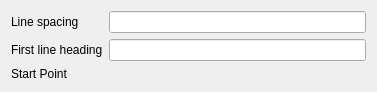
Qt form surveypatterndetails.ui (rolker/camp) before a commit.
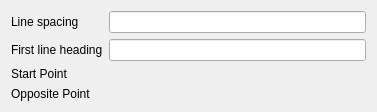
The same form after that commit. Custom widgets are drawn as their Qt base class.

Commit message: Added 84 export from survey pattern.

What changed in the file:
```diff
--- a/surveypatterndetails.ui
+++ b/surveypatterndetails.ui
@@ -7,7 +7,7 @@
     <x>0</x>
     <y>0</y>
     <width>377</width>
-    <height>76</height>
+    <height>108</height>
    </rect>
   </property>
   <property name="windowTitle">
@@ -44,6 +44,26 @@
      </property>
     </widget>
    </item>
+   <item row="2" column="1">
+    <widget class="WaypointDetails" name="startPoint" native="true"/>
+   </item>
+   <item row="3" column="0">
+    <widget class="QLabel" name="oppositePointLabel">
+     <property name="text">
+      <string>Opposite Point</string>
+     </property>
+    </widget>
+   </item>
+   <item row="3" column="1">
+    <widget class="WaypointDetails" name="oppositePoint" native="true">
+     <property name="sizePolicy">
+      <sizepolicy hsizetype="Preferred" vsizetype="Preferred">
+       <horstretch>0</horstretch>
+       <verstretch>0</verstretch>
+      </sizepolicy>
+     </property>
+    </widget>
+   </item>
   </layout>
  </widget>
  <customwidgets>
```
Left out of the diff: 3 changed lines with no effect on the pictures. The commit also changes 2 other files.
